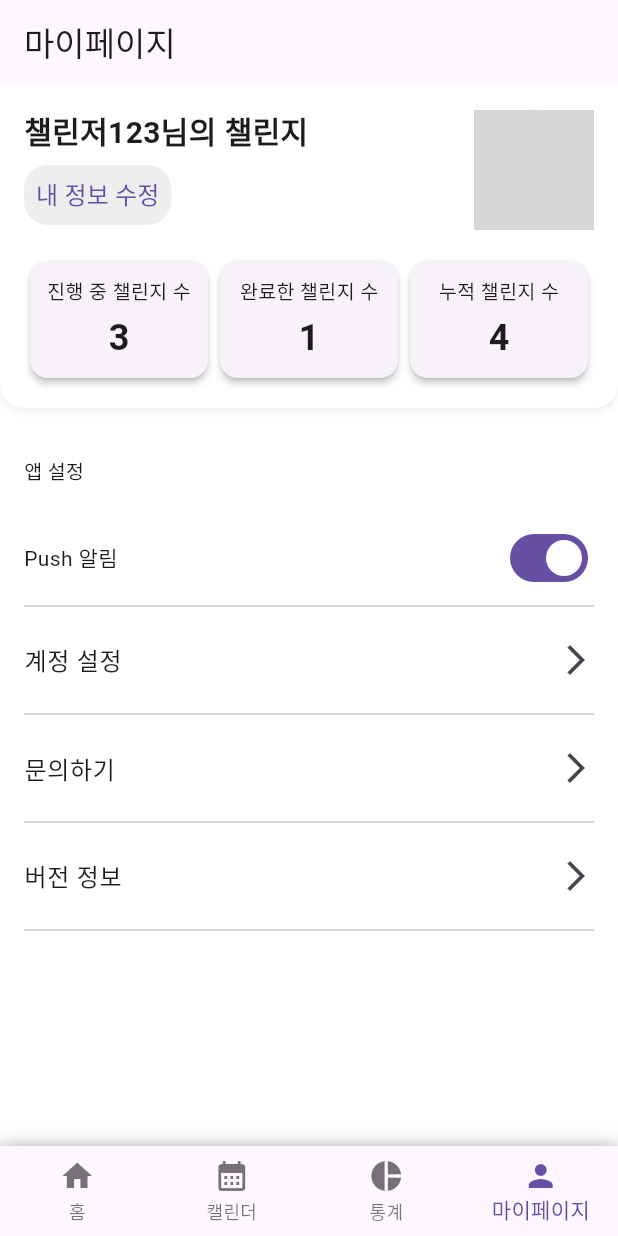
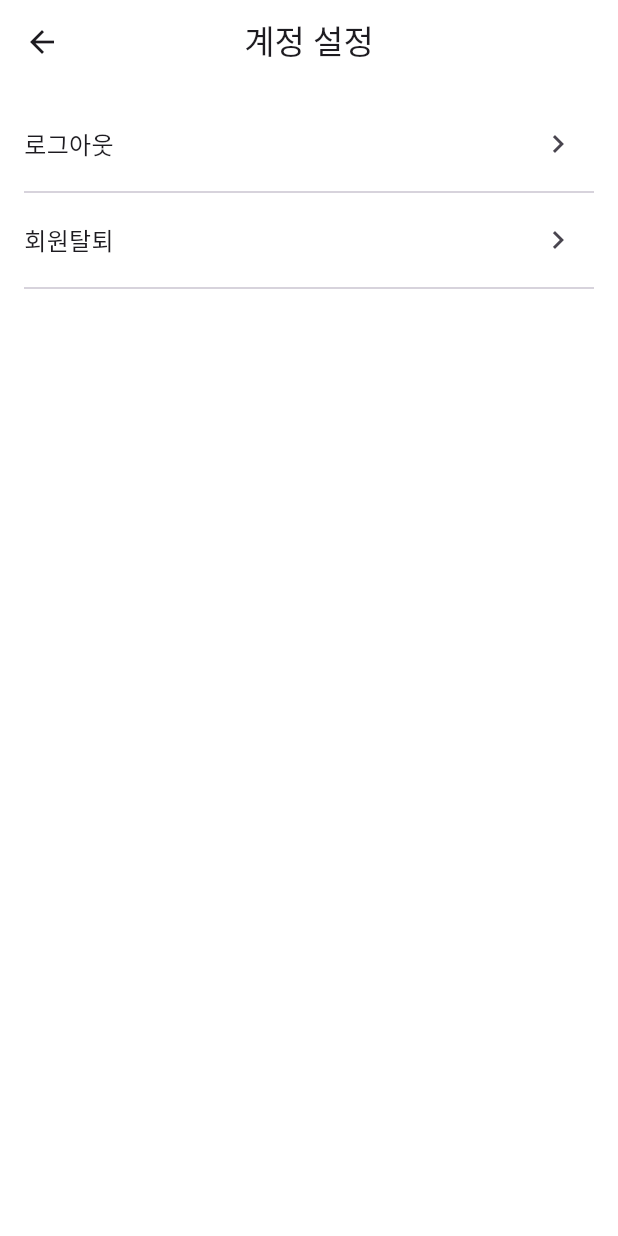
Before and after one commit to Daily-Step/daily-step-app, a Flutter app: the screen it shows after launch, item 4 of the bottom bar chosen, after a tap on "계정 설정", on a phone screen of 412 x 824 dp. Run offline on Flutter 3.47's test engine with Material 3 defaults, Android fonts, the phone set to English and light mode, and no system bars; our stand-ins replace dio, flutter_dotenv, flutter_riverpod, flutter_secure_storage, freezed_annotation, go_router and 5 more; missing offline and left inert: flutter_naver_login, kakao_flutter_sdk, nav; accounts and stored records are empty; generated files the repository leaves out were written again; network calls fail; grey boxes are pictures that could not be loaded.

Commit message:
계정 설정 추가, 디자인 수정

```diff
--- a/lib/config/app.dart
+++ b/lib/config/app.dart
@@ -11,6 +11,7 @@ import '../feature/auth/login_screen.dart';
 import '../feature/home/view/challenge_detail_screen.dart';
 import '../feature/home/view/challenge_edit_screen.dart';
 import '../feature/main_screen.dart';
+import '../feature/mypage/view/settings/account_settings/account_setting_screen.dart';
 import '../feature/sign_up/sign_up_screen.dart';
 import '../feature/nav/nav_item.dart';
 import 'route/auth_redirection.dart';
@@ -42,6 +43,9 @@ class AppState extends ConsumerState<App> with WidgetsBindingObserver {
         ],
         theme: ThemeData(
           scaffoldBackgroundColor: Colors.white,
+          appBarTheme: AppBarTheme(
+            backgroundColor: Colors.white,
+          )
         ),
         routerConfig: _router,
       ),
@@ -80,10 +84,10 @@ class AppState extends ConsumerState<App> with WidgetsBindingObserver {
         ),
         routes: <GoRoute>[
           GoRoute(
-            path: 'category_settings/:category',
+            path: 'account_settings/:account',
             pageBuilder: (BuildContext context, GoRouterState state) =>
                 FadeTransitionPage(
-                    key: state.pageKey, child: CategorySettingsScreen()),
+                    key: state.pageKey, child: AccountSettingScreen()),
           ),
           GoRoute(
             path: 'version/:version',
--- a/lib/feature/main_screen.dart
+++ b/lib/feature/main_screen.dart
@@ -63,7 +63,6 @@ class MainScreenState extends ConsumerState<MainScreen>
             children: [
               Scaffold(
                   body: Container(
-                    padding: EdgeInsets.only(bottom: 60),
                     child: SafeArea(
                       child: pages,
                     ),
--- a/lib/feature/mypage/view/mypage_screen.dart
+++ b/lib/feature/mypage/view/mypage_screen.dart
@@ -14,14 +14,18 @@ class MyPageScreen extends ConsumerWidget {
 
     if (user == null) {
       return Scaffold(
-        appBar: AppBar(title: Text("마이페이지")),
+        appBar: AppBar(
+          title: Text("마이페이지"),
+        ),
         body: Center(child: CircularProgressIndicator()),
       );
     }
 
     return Scaffold(
       appBar: AppBar(title: Text("마이페이지")),
-      body: Column(
+      body: Container(
+        color: Color(0xffD8D8D8),
+        child: Column(
           children: [
             Container(
               decoration: BoxDecoration(
@@ -90,6 +94,7 @@ class MyPageScreen extends ConsumerWidget {
             _buildSettingsContainer(ref, context),
           ],
         ),
+      ),
     );
   }
 
@@ -156,6 +161,11 @@ class MyPageScreen extends ConsumerWidget {
                   onChanged: (value) {
                     ref.read(myPageViewModelProvider.notifier).togglePushNotification();
                   },
+                  activeColor: Colors.white,
+                  activeTrackColor: Colors.black,
+                  inactiveThumbColor: Colors.white,
+                  inactiveTrackColor: Color(0xffD2D2D2),
+                  trackOutlineColor: WidgetStatePropertyAll(Colors.transparent)
                 ),
               ],
             ),
@@ -165,7 +175,7 @@ class MyPageScreen extends ConsumerWidget {
               title: Text("계정 설정"),
               trailing: Icon(Icons.arrow_forward_ios),
               onTap: () {
-                // 계정 설정 화면으로 이동
+                context.go('/main/myPage/account_settings/account');
               },
             ),
             Divider(),
@@ -187,6 +197,7 @@ class MyPageScreen extends ConsumerWidget {
               },
             ),
             Divider(),
+            SizedBox(height: 50,)
           ],
         ),
       ),
--- /dev/null
+++ b/lib/feature/mypage/view/settings/account_settings/account_setting_screen.dart
@@ -0,0 +1,55 @@
+import 'package:flutter/material.dart';
+import 'package:go_router/go_router.dart';
+
+class AccountSettingScreen extends StatelessWidget {
+  const AccountSettingScreen({Key? key}) : super(key: key);
+
+  @override
+  Widget build(BuildContext context) {
+    return Scaffold(
+      appBar: AppBar(
+        titleSpacing: 0,
+        centerTitle: true,
+        title: Text('계정 설정'),
+        leading: IconButton(
+          onPressed: () {
+            context.go('/main/myPage'); // 이전 페이지로 가는 대신 올바른 경로로 이동
+          },
+          icon: Icon(Icons.arrow_back),
+        ),
+      ),
+      body: Container(
+        width: double.infinity,
+        child: Padding(
+          padding: const EdgeInsets.all(16.0),
+          child: Column(
+            children: [
+              Row(
+                mainAxisAlignment: MainAxisAlignment.spaceBetween,
+                children: [
+                  Text(
+                    '로그아웃',
+                    style: TextStyle(fontSize: 16),
+                  ),
+                  IconButton(onPressed: () {}, icon: Icon(Icons.keyboard_arrow_right),)
+                ],
+              ),
+              Divider(), // Row 외부에 위치
+              Row(
+                mainAxisAlignment: MainAxisAlignment.spaceBetween,
+                children: [
+                  Text(
+                    '회원탈퇴',
+                    style: TextStyle(fontSize: 16),
+                  ),
+                  IconButton(onPressed: () {}, icon: Icon(Icons.keyboard_arrow_right),)
+                ],
+              ),
+              Divider(), // Row 외부에 위치
+            ],
+          ),
+        ),
+      ),
+    );
+  }
+}
--- a/lib/feature/mypage/view/settings/version_info/version_info_screen.dart
+++ b/lib/feature/mypage/view/settings/version_info/version_info_screen.dart
@@ -9,7 +9,6 @@ class VersionInfoScreen extends StatelessWidget {
   Widget build(BuildContext context) {
     return Scaffold(
       appBar: AppBar(
-        backgroundColor: Colors.white,
         titleSpacing: 0,
         centerTitle: true,
         title: Text('버전 정보'),
```
Lines whose indentation alone changed are shown as unchanged.
